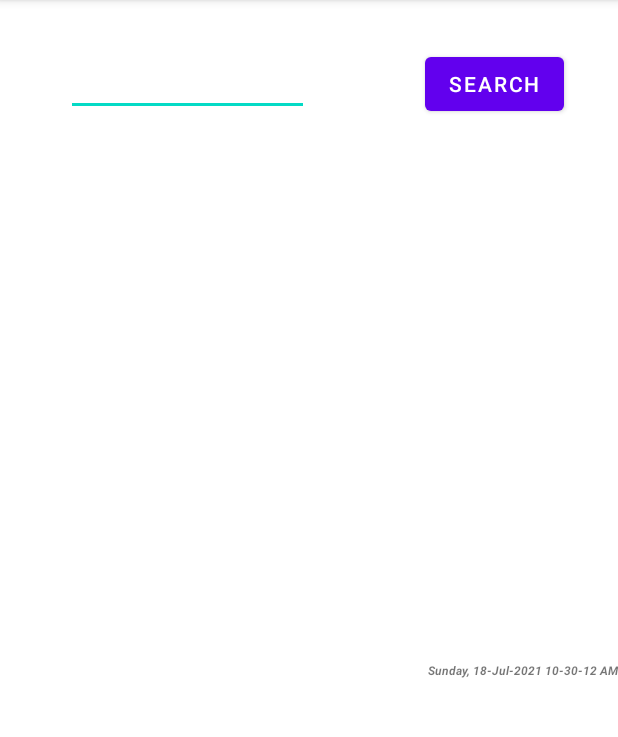
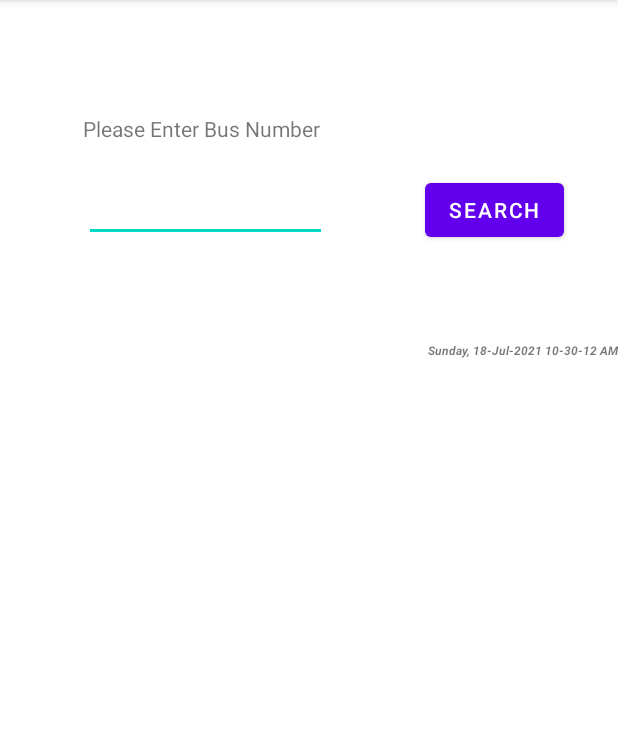
Before and after one commit to chaohao1214/GroupProject, an Android app: the SearchBus screen opened directly, with no data from a screen before it, after a tap on "SEARCH", on a phone screen of 412 x 824 dp, the part 84-821 px from its top. Run offline under Robolectric (Android 15) with nearby library versions, the phone set to English and light mode, and no system bars.

Commit message:
Milestone 1  finished

```diff
--- a/app/src/main/java/com/example/groupproject/SearchBus.java
+++ b/app/src/main/java/com/example/groupproject/SearchBus.java
@@ -9,6 +9,7 @@ import android.view.ViewGroup;
 import android.widget.Button;
 import android.widget.EditText;
 import android.widget.TextView;
+import android.widget.Toast;
 
 import androidx.appcompat.app.AlertDialog;
 import androidx.appcompat.app.AppCompatActivity;
@@ -62,7 +63,7 @@ public class SearchBus extends AppCompatActivity {
             editor.putString("BusNumber", busMsgText.getText().toString());
             busMsg.setText("");
             editor.apply();
-
+            Toast.makeText(getApplicationContext(),  "Bus route is loading...", Toast.LENGTH_SHORT).show();
         });
 
     }
--- a/app/src/main/res/layout/bus_search.xml
+++ b/app/src/main/res/layout/bus_search.xml
@@ -9,21 +9,21 @@
         android:id="@+id/searchBox"
         android:layout_width="162dp"
         android:layout_height="45dp"
-        android:layout_marginTop="32dp"
+        android:layout_marginTop="116dp"
         android:layout_marginEnd="32dp"
         android:layout_marginRight="32dp"
         android:ems="10"
         android:inputType="number"
         android:text="BusNumber"
         app:layout_constraintEnd_toStartOf="@+id/searchBusButton"
-        app:layout_constraintHorizontal_bias="0.494"
+        app:layout_constraintHorizontal_bias="0.625"
         app:layout_constraintStart_toStartOf="parent"
         app:layout_constraintTop_toTopOf="parent" />
 
     <androidx.recyclerview.widget.RecyclerView
         android:id="@+id/searchView"
         android:layout_width="0dp"
-        android:layout_height="wrap_content"
+        android:layout_height="0dp"
 
         android:layout_marginTop="32dp"
         app:layout_constraintBottom_toBottomOf="parent"
@@ -36,10 +36,23 @@
         android:id="@+id/searchBusButton"
         android:layout_width="wrap_content"
         android:layout_height="wrap_content"
-        android:layout_marginTop="32dp"
+        android:layout_marginTop="116dp"
         android:layout_marginEnd="36dp"
         android:layout_marginRight="36dp"
         android:text="Search"
         app:layout_constraintEnd_toEndOf="parent"
         app:layout_constraintTop_toTopOf="parent" />
+
+    <TextView
+        android:id="@+id/textView"
+        android:layout_width="wrap_content"
+        android:layout_height="wrap_content"
+        android:layout_marginTop="8dp"
+        android:text="Please Enter Bus Number"
+        app:layout_constraintBottom_toTopOf="@+id/searchBox"
+        app:layout_constraintEnd_toEndOf="parent"
+        app:layout_constraintHorizontal_bias="0.218"
+        app:layout_constraintStart_toStartOf="parent"
+        app:layout_constraintTop_toTopOf="parent"
+        app:layout_constraintVertical_bias="0.764" />
 </androidx.constraintlayout.widget.ConstraintLayout>
```
